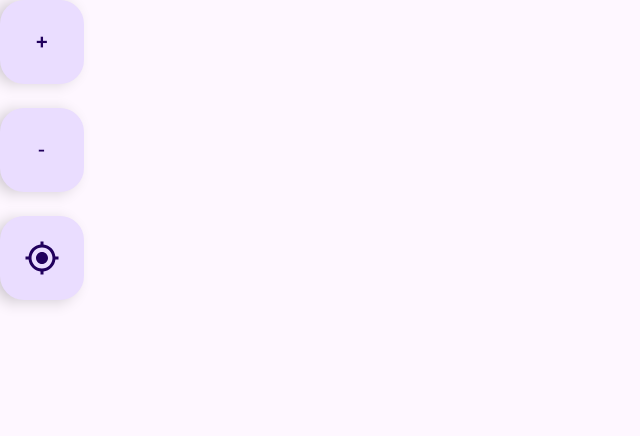
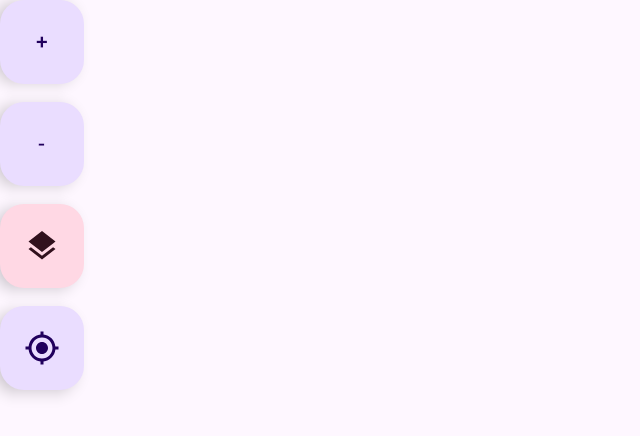
Before and after one commit to jingyingruodi/CockpitMap, an Android app built with Jetpack Compose: the composable QuickActions shown on its own in the app's theme, on a phone screen of 824 x 412 dp (held sideways). Shown: the top 436 px of the screen, without its empty margins (0-640 px from the left). Run offline under Robolectric (Android 15) with nearby library versions, the phone set to English and light mode, and no system bars; 6 statements that could not run were skipped.

Commit message:
Add map style switching functionality in MainActivity and MapRenderScreen

```diff
--- a/app/src/main/java/com/example/cockpitmap/MainActivity.kt
+++ b/app/src/main/java/com/example/cockpitmap/MainActivity.kt
@@ -10,6 +10,7 @@ import androidx.activity.result.contract.ActivityResultContracts
 import androidx.compose.foundation.isSystemInDarkTheme
 import androidx.compose.foundation.layout.*
 import androidx.compose.material.icons.Icons
+import androidx.compose.material.icons.filled.Layers
 import androidx.compose.material.icons.filled.MyLocation
 import androidx.compose.material3.*
 import androidx.compose.runtime.*
@@ -18,6 +19,7 @@ import androidx.compose.ui.Modifier
 import androidx.compose.ui.graphics.Color
 import androidx.compose.ui.unit.dp
 import com.example.cockpitmap.core.data.repository.LocationRepository
+import com.example.cockpitmap.feature.map.CustomMapStyle
 import com.example.cockpitmap.feature.map.MapController
 import com.example.cockpitmap.feature.map.MapRenderScreen
 import kotlinx.coroutines.launch
@@ -26,8 +28,9 @@ import kotlinx.coroutines.launch
  * 应用程序主Activity。
  *
  * [修改说明]：
- * 1. 彻底清除了代码中残留的非法编辑符号。
- * 2. 优化了 MainScreen 的调用逻辑。
+ * 1. 修复了代码中残留的非法编辑符号。
+ * 2. 在 QuickActions 中增加了地图样式切换按钮。
+ * 3. 实现了样式循环切换逻辑。
  */
 class MainActivity : ComponentActivity() {
 
@@ -91,6 +94,10 @@ fun MainScreen(
     var mapController by remember { mutableStateOf<MapController?>(null) }
     val scope = rememberCoroutineScope()
 
+    // 用于样式循环切换的状态
+    val styles = CustomMapStyle.values()
+    var currentStyleIndex by remember { mutableStateOf(1) } // 默认显示 NIGHT
+
     Surface(modifier = Modifier.fillMaxSize()) {
         Box(modifier = Modifier.fillMaxSize()) {
             MapRenderScreen(
@@ -108,7 +115,11 @@ fun MainScreen(
                     .padding(end = 24.dp),
                 onZoomIn = { mapController?.zoomIn() },
                 onZoomOut = { mapController?.zoomOut() },
-                onLocateMe = { mapController?.locateMe() }
+                onLocateMe = { mapController?.locateMe() },
+                onSwitchStyle = {
+                    currentStyleIndex = (currentStyleIndex + 1) % styles.size
+                    mapController?.setMapStyle(styles[currentStyleIndex])
+                }
             )
         }
     }
@@ -119,13 +130,22 @@ fun QuickActions(
     modifier: Modifier = Modifier,
     onZoomIn: () -> Unit,
     onZoomOut: () -> Unit,
-    onLocateMe: () -> Unit
+    onLocateMe: () -> Unit,
+    onSwitchStyle: () -> Unit
 ) {
     Column(modifier = modifier) {
         FloatingActionButton(onClick = onZoomIn) { Text("+") }
-        Spacer(Modifier.height(16.dp))
+        Spacer(Modifier.height(12.dp))
         FloatingActionButton(onClick = onZoomOut) { Text("-") }
-        Spacer(Modifier.height(16.dp))
+        Spacer(Modifier.height(12.dp))
+        // 样式切换按钮
+        FloatingActionButton(
+            onClick = onSwitchStyle,
+            containerColor = MaterialTheme.colorScheme.tertiaryContainer
+        ) {
+            Icon(Icons.Default.Layers, contentDescription = "切换样式")
+        }
+        Spacer(Modifier.height(12.dp))
         FloatingActionButton(onClick = onLocateMe) {
             Icon(Icons.Default.MyLocation, contentDescription = "定位")
         }
```
Also changed, not shown: feature/map/src/main/java/com/example/cockpitmap/feature/map/MapScreen.kt (+26 -25 lines).
